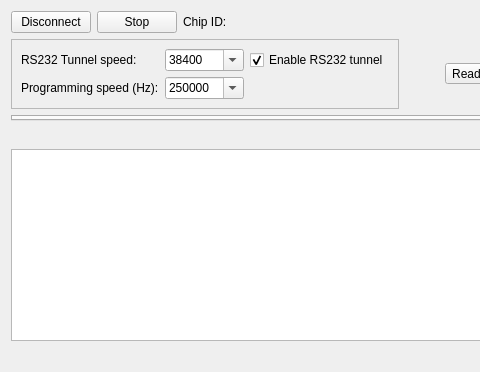
Before: the Qt Designer form src/LorrisShupito/lorrisshupito.ui in Tasssadar/Lorris, drawn with Qt 5; both pictures show x 0 to 480 and y 0 to 372 of the 1205 by 372 pixel window.
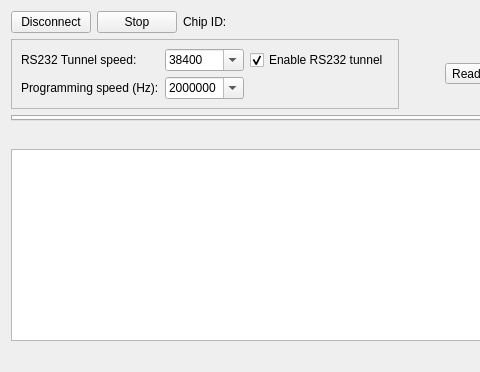
After: the same form once the commit is applied. Icons and pictures are not drawn.

Commit message: [220] LorrisShupito: set 2Mhz as default programming speed

```diff
--- a/src/LorrisShupito/lorrisshupito.ui
+++ b/src/LorrisShupito/lorrisshupito.ui
@@ -167,6 +167,9 @@
             <property name="editable">
              <bool>true</bool>
             </property>
+            <property name="currentIndex">
+             <number>3</number>
+            </property>
             <item>
              <property name="text">
               <string>250000</string>
```
The commit also changes 1 other file.
